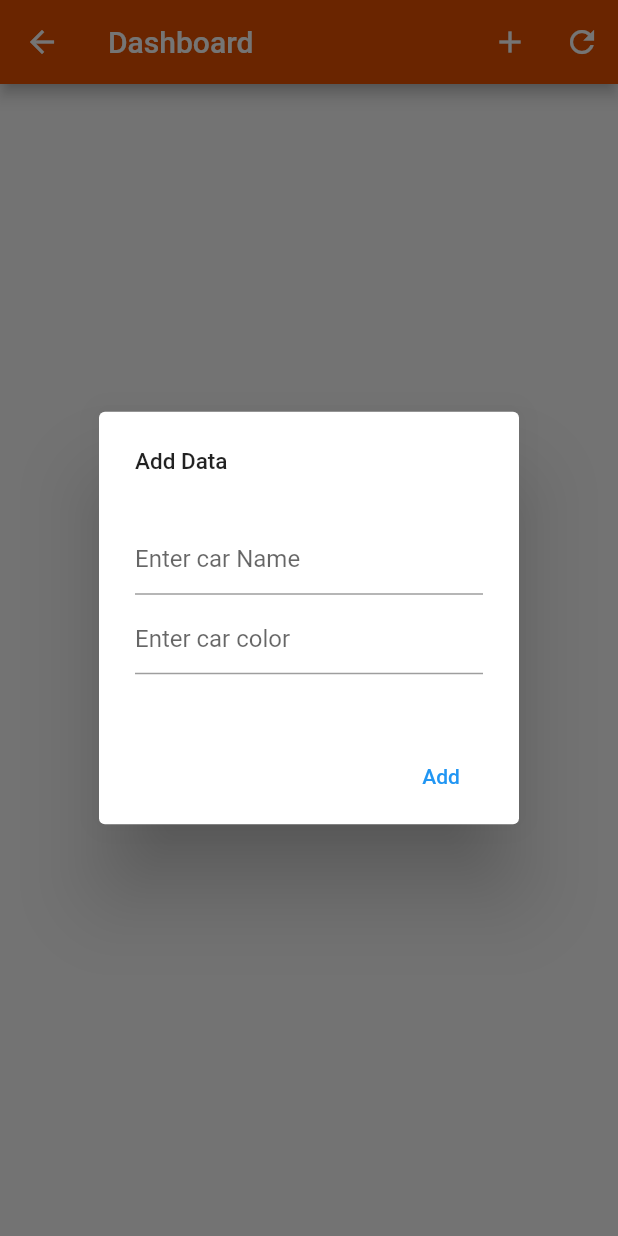
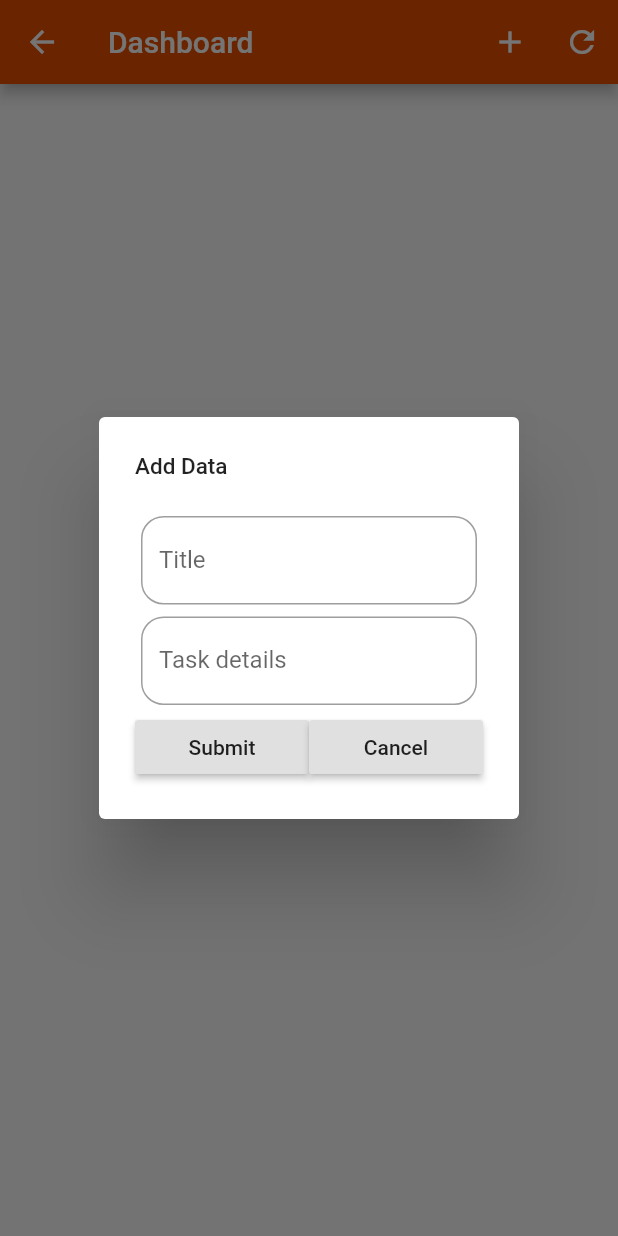
Before and after one commit to vangeytedvg/TodoOnFire, a Flutter app: the DashboardPage screen opened by its route, after a tap on the "add" icon, on a phone screen of 412 x 824 dp. Run offline on Flutter 3.47's test engine with Material 2 defaults, Android fonts, the phone set to English and light mode, and no system bars; our stand-ins replace cloud_firestore, firebase_auth; accounts and stored records are empty.

Commit message:
V19071228

```diff
--- a/todo_onfire/lib/models/todo.dart
+++ b/todo_onfire/lib/models/todo.dart
@@ -4,7 +4,7 @@
   June 18, 2019
 */
 class TodoItem {
-  int _docId;
+  String _docId;
   String _title;
   String _details;
   String _createdDate;
@@ -39,9 +39,25 @@ class TodoItem {
     return map;
   }
 
-  int get docId => this._docId;
-  set docId(int docId) {
-    _docId = docId;
+  // Named constructor convert a map to a normal todi item
+  TodoItem.fromMap(Map<String, dynamic> map) {
+    this._docId = map['docId'];
+    this._title = map['title'];
+    this._details = map['details'];
+    this._createdDate = map['createdDate'];
+    this._closedDate = map['closedDate'];
+    this._ownerId = map['ownerId'];
+    this._creatorId = map['creatorId'];
+    this._priorityLevel = map['priorityLevel'];
+  }
+
+  /* Getter and setter section */
+
+  String get docId => this._docId;
+  set docId(String docId) {
+    if (docId != null) {
+      _docId = docId;
+    }
   }
 
   String get title => _title;
--- a/todo_onfire/lib/screens/dashboard.dart
+++ b/todo_onfire/lib/screens/dashboard.dart
@@ -23,13 +23,14 @@ class DashboardPage extends StatefulWidget {
 }
 
 class _DashboardPageState extends State<DashboardPage> {
+  final scaffoldKey = new GlobalKey<ScaffoldState>();
+  final _formKey = GlobalKey<FormState>();
   String carModel;
   String carColor;
   TodoItem todoItem;
-
+  bool done = false;
   QuerySnapshot cars;
   CrudMethods crudObj = new CrudMethods();
-
   @override
   void initState() {
     crudObj.getData().then((results) {
@@ -43,6 +44,7 @@ class _DashboardPageState extends State<DashboardPage> {
   @override
   Widget build(BuildContext context) {
     return new Scaffold(
+        key: scaffoldKey,
         appBar: AppBar(
           backgroundColor: Colors.orange[900],
           title: Text('Dashboard'),
@@ -70,7 +72,7 @@ class _DashboardPageState extends State<DashboardPage> {
 
   Widget _carList() {
     // The cars snapshot is reetrieved in the Widget Build method above
-    if (cars != null) {
+
     return new Container(
       child: StreamBuilder(
         // This keeps track of changes in the DB itself.  Listeners....
@@ -86,7 +88,16 @@ class _DashboardPageState extends State<DashboardPage> {
                 itemCount: snapshot.data.documents.length,
                 padding: EdgeInsets.all(5.0),
                 itemBuilder: (context, i) {
-                  bool done = snapshot.data.documents[i].data['status'];
+                  todoItem = new TodoItem.withId(
+                      snapshot.data.documents[i].documentID,
+                      "",
+                      "",
+                      "",
+                      "",
+                      0,
+                      0,
+                      0);
+                  done = snapshot.data.documents[i].data['status'];
                   return new Container(
                     child: Card(
                       elevation: 5.0,
@@ -96,9 +107,13 @@ class _DashboardPageState extends State<DashboardPage> {
                           snapshot.data.documents[i].data['carName'],
                           style: TextStyle(color: Colors.black, fontSize: 18.0),
                         ),
-                        subtitle: Text(snapshot.data.documents[i].data['color']),
+                        subtitle:
+                            Text(snapshot.data.documents[i].data['color']),
                         // Put an icon on it
-                        leading: IconButton(icon: Icon(Icons.edit),),
+                        leading: IconButton(
+                          icon: Icon(Icons.edit),
+                          onPressed: () {},
+                        ),
                         trailing: IconButton(
                           icon: (done)
                               ? Icon(Icons.thumb_up,
@@ -123,6 +138,8 @@ class _DashboardPageState extends State<DashboardPage> {
                           },
                         ),
                         onTap: () {
+                          todoItem.docId =
+                              snapshot.data.documents[i].documentID;
                           updateDialog(
                               context, snapshot.data.documents[i].documentID);
                         },
@@ -138,7 +155,8 @@ class _DashboardPageState extends State<DashboardPage> {
                   );
                 },
               );
-            } /* else {
+          }
+          /* else {
               return
                 CircularProgressIndicator();
             }*/
@@ -146,6 +164,105 @@ class _DashboardPageState extends State<DashboardPage> {
       ),
     );
   }
+
+  /*
+    Show the add record dialog
+  */
+  Future<bool> addDialog(BuildContext context) async {
+    // Create a new todo item (without Id, we don't have it yet)
+    todoItem = new TodoItem("", "", "", "", 0, 0, 0);
+    return showDialog(
+        context: context,
+        barrierDismissible: false,
+        builder: (BuildContext context) {
+          return AlertDialog(
+            title: Text('Add Data', style: TextStyle(fontSize: 15.0)),
+            content: Form(
+              key: _formKey,
+              child: SingleChildScrollView(
+                child: Column(
+                  mainAxisAlignment: MainAxisAlignment.center,
+                  children: <Widget>[
+                    Padding(
+                      padding: EdgeInsets.all(4.0),
+                      child: TextFormField(
+                        decoration: InputDecoration(
+                            labelText: "Title",
+                            hintText: 'Enter title',
+                            border: OutlineInputBorder(
+                                borderRadius: BorderRadius.circular(15.0))),
+                        validator: (val) =>
+                            !val.contains('@') ? 'Invalid email' : null,
+                        onSaved: (val) {
+                          this.carModel = val;
+                          todoItem.title = val;
+                        },
+                      ),
+                    ),
+                    Padding(
+                      padding: const EdgeInsets.all(4.0),
+                      child: TextFormField(
+                        decoration: InputDecoration(
+                            labelText: "Task details",
+                            hintText: 'enter details',
+                            border: OutlineInputBorder(
+                                borderRadius: BorderRadius.circular(15.0))),
+                        validator: (val) =>
+                            val.length < 2 ? "Not a serious detail!" : null,
+                        onSaved: (val) {
+                          this.carModel = val;
+                          todoItem.title = val;
+                        },
+                      ),
+                    ),
+                    Row(
+                      children: <Widget>[
+                        Expanded(
+                          child: RaisedButton(
+                              child: Text("Submit"), onPressed: _saveRecord),
+                        ),
+                        Expanded(
+                            child: RaisedButton(
+                          child: Text("Cancel"),
+                          /* When cancel is clicked, yust navigate away */
+                          onPressed: () => Navigator.of(context).pop(),
+                        )),
+                      ],
+                    )
+                  ],
+                ),
+              ),
+            ),
+          );
+        });
+  }
+
+  /* Validate todo form */
+  void _saveRecord() {
+    final form = _formKey.currentState;
+    if (form.validate()) {
+      form.save();
+    }
+    /*
+            actions: <Widget>[
+              FlatButton(
+                child: Text('Add'),
+                textColor: Colors.blue,
+                onPressed: () {
+                  Navigator.of(context).pop();
+                  // Prepare a new Todo Item
+                  crudObj.addData({
+                    'carName': this.carModel,
+                    'color': this.carColor,
+                    'status': false
+                  }).then((result) {
+                    dialogTrigger(context);
+                  }).catchError((e) {
+                    print(e);
+                  });
+                },
+              )
+            ],*/
   }
 
   /*
@@ -191,60 +308,6 @@ class _DashboardPageState extends State<DashboardPage> {
   }
 
   /*
-    Show the add record dialog
-  */
-  Future<bool> addDialog(BuildContext context) async {
-    return showDialog(
-        context: context,
-        barrierDismissible: false,
-        builder: (BuildContext context) {
-          return AlertDialog(
-            title: Text('Add Data', style: TextStyle(fontSize: 15.0)),
-            content: Container(
-              height: 125.0,
-              width: 150.0,
-              child: Column(
-                mainAxisAlignment: MainAxisAlignment.center,
-                children: <Widget>[
-                  TextField(
-                    decoration: InputDecoration(hintText: 'Enter car Name'),
-                    onChanged: (value) {
-                      this.carModel = value;
-                    },
-                  ),
-                  SizedBox(height: 5.0),
-                  TextField(
-                    decoration: InputDecoration(hintText: 'Enter car color'),
-                    onChanged: (value) {
-                      this.carColor = value;
-                    },
-                  ),
-                ],
-              ),
-            ),
-            actions: <Widget>[
-              FlatButton(
-                child: Text('Add'),
-                textColor: Colors.blue,
-                onPressed: () {
-                  Navigator.of(context).pop();
-                  crudObj.addData({
-                    'carName': this.carModel,
-                    'color': this.carColor,
-                    'status': false
-                  }).then((result) {
-                    dialogTrigger(context);
-                  }).catchError((e) {
-                    print(e);
-                  });
-                },
-              )
-            ],
-          );
-        });
-  }
-
-  /*
     Show the update dialog, in fact there are twd possible updates in this
     app.  The todo, and the status of that todo (true, false)
   */
@@ -283,10 +346,16 @@ class _DashboardPageState extends State<DashboardPage> {
                 textColor: Colors.blue,
                 onPressed: () {
                   Navigator.of(context).pop();
-                  crudObj.updateData(selectedDoc, {
-                    'carName': this.carModel,
-                    'color': this.carColor
-                  }).then((result) {
+                  todoItem
+                    ..title = this.carModel
+                    ..details = this.carColor
+                    ..docId = selectedDoc;
+                  crudObj
+                      .updateData(
+                          selectedDoc,
+                          {'carName': this.carModel, 'color': this.carColor},
+                          todoItem)
+                      .then((result) {
                     // dialogTrigger(context);
                   }).catchError((e) {
                     print(e);
--- a/todo_onfire/lib/services/crud.dart
+++ b/todo_onfire/lib/services/crud.dart
@@ -52,7 +52,7 @@ class CrudMethods {
   }
 
   // Update the data
-  updateData(selectedDoc, newValues) async {
+  updateData(selectedDoc, newValues, thetodo) async {
     // I suppose we don't need to be async here, we are not waiting
     // for updates here, so...
     Firestore.instance
```
Also changed, not shown: todo_onfire/lib/main.dart (+26 -5 lines). Lines whose indentation alone changed are shown as unchanged.
